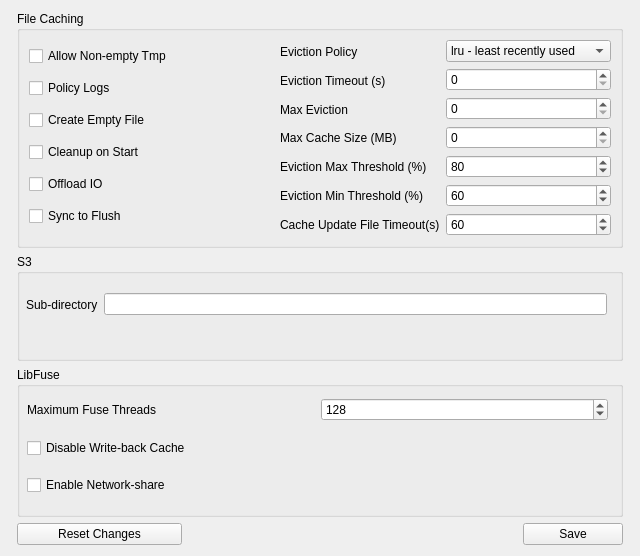
Seagate/cloudfuse, file gui/lyve_config_advanced.ui: the form before one commit.
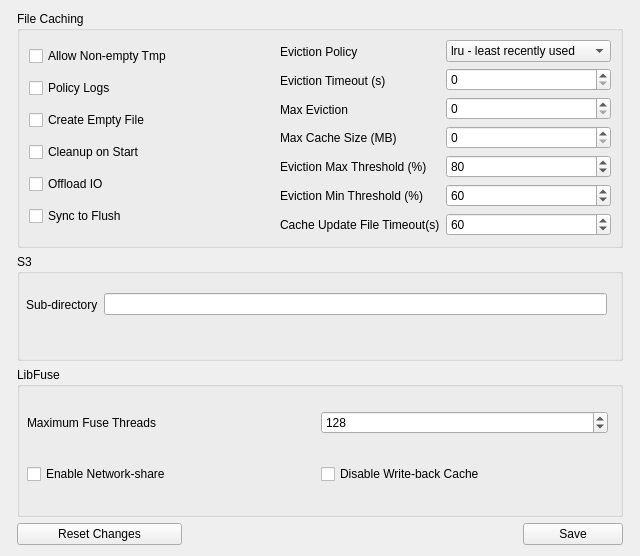
The form after the commit.

Commit message: Update tool tips/layout from feedback

```diff
--- a/gui/lyve_config_advanced.ui
+++ b/gui/lyve_config_advanced.ui
@@ -406,15 +406,7 @@
         </layout>
        </item>
        <item>
-        <widget class="QCheckBox" name="checkBox_libfuse_disableWriteback">
-         <property name="toolTip">
-          <string>&lt;html&gt;&lt;head/&gt;&lt;body&gt;&lt;p&gt;Dis-allow libfuse to buffer write requests if one must stricty open files in write only or append mode. Alternatively, just set ignore open flags in general settings&lt;/p&gt;&lt;/body&gt;&lt;/html&gt;</string>
-         </property>
-         <property name="text">
-          <string>Disable Write-back Cache</string>
-         </property>
-        </widget>
-       </item>
+        <layout class="QHBoxLayout" name="horizontalLayout_3">
        <item>
         <widget class="QCheckBox" name="checkBox_libfuse_networkshare">
          <property name="toolTip">
@@ -424,6 +416,18 @@
           <string>Enable Network-share</string>
          </property>
         </widget>
+         </item>
+         <item>
+          <widget class="QCheckBox" name="checkBox_libfuse_disableWriteback">
+           <property name="toolTip">
+            <string>&lt;html&gt;&lt;head/&gt;&lt;body&gt;&lt;p&gt;Dis-allow libfuse to buffer write requests if one must stricty open files in write only or append mode. Alternatively, just set ignore open flags in general settings&lt;/p&gt;&lt;/body&gt;&lt;/html&gt;</string>
+           </property>
+           <property name="text">
+            <string>Disable Write-back Cache</string>
+           </property>
+          </widget>
+         </item>
+        </layout>
        </item>
       </layout>
      </widget>
```
Left out of the diff: 4 changed lines with no effect on the pictures. Lines whose indentation alone changed are shown as unchanged. The commit also changes 3 other files.
